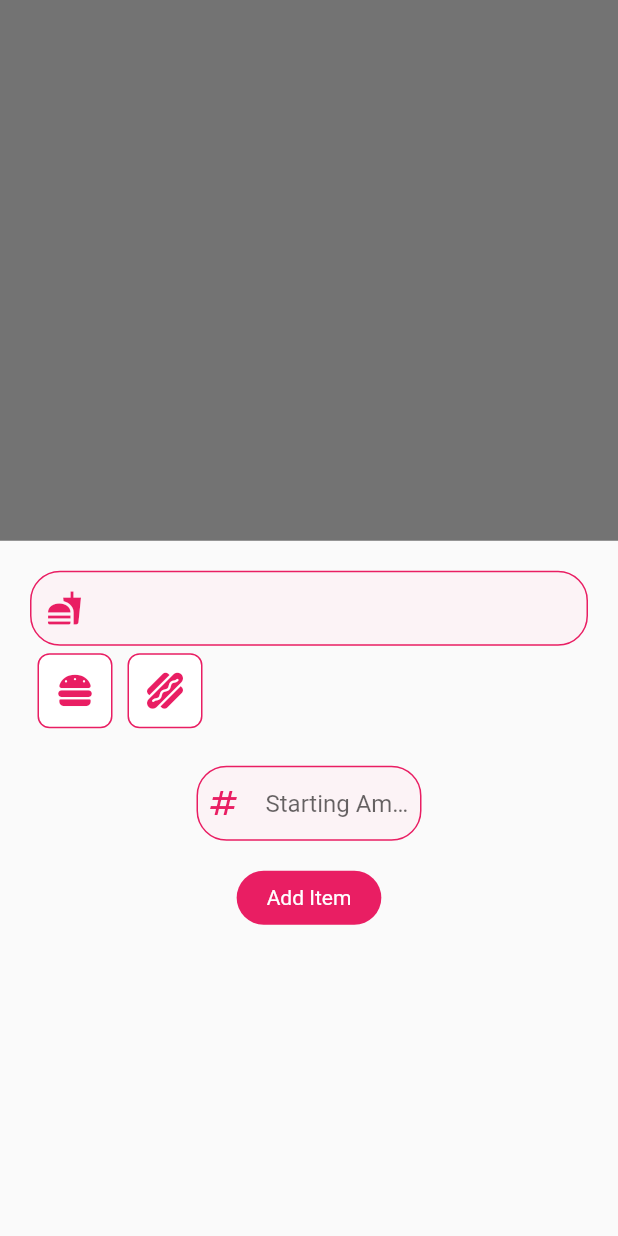
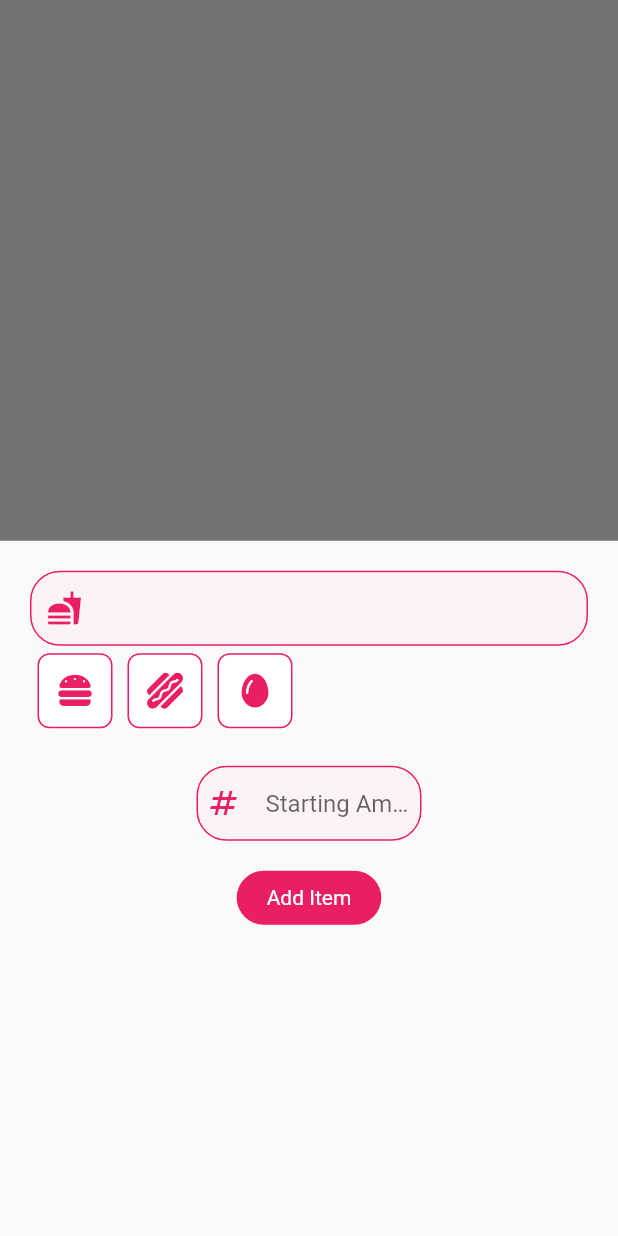
Before and after one commit to Morne-le-Roux/order-up, a Flutter app: the screen it shows after launch, after a tap on the "add" icon, on a phone screen of 412 x 824 dp. Run offline on Flutter 3.47's test engine with Material 2 defaults, Android fonts, the phone set to English and light mode, and no system bars; our stand-ins replace font_awesome_flutter, get.

Commit message:
added icon

```diff
--- a/lib/components/bottomsheet.dart
+++ b/lib/components/bottomsheet.dart
@@ -19,7 +19,10 @@ class AddMenuItemBottomSheet extends StatelessWidget {
         selected: false),
     IconBox(
         icon: const FaIcon(FontAwesomeIcons.hotdog, color: kPrimaryColor),
-        selected: false)
+        selected: false),
+    IconBox(
+        icon: const FaIcon(FontAwesomeIcons.egg, color: kPrimaryColor),
+        selected: false),
   ];
 
   TextEditingController itemNameController = TextEditingController();
```
